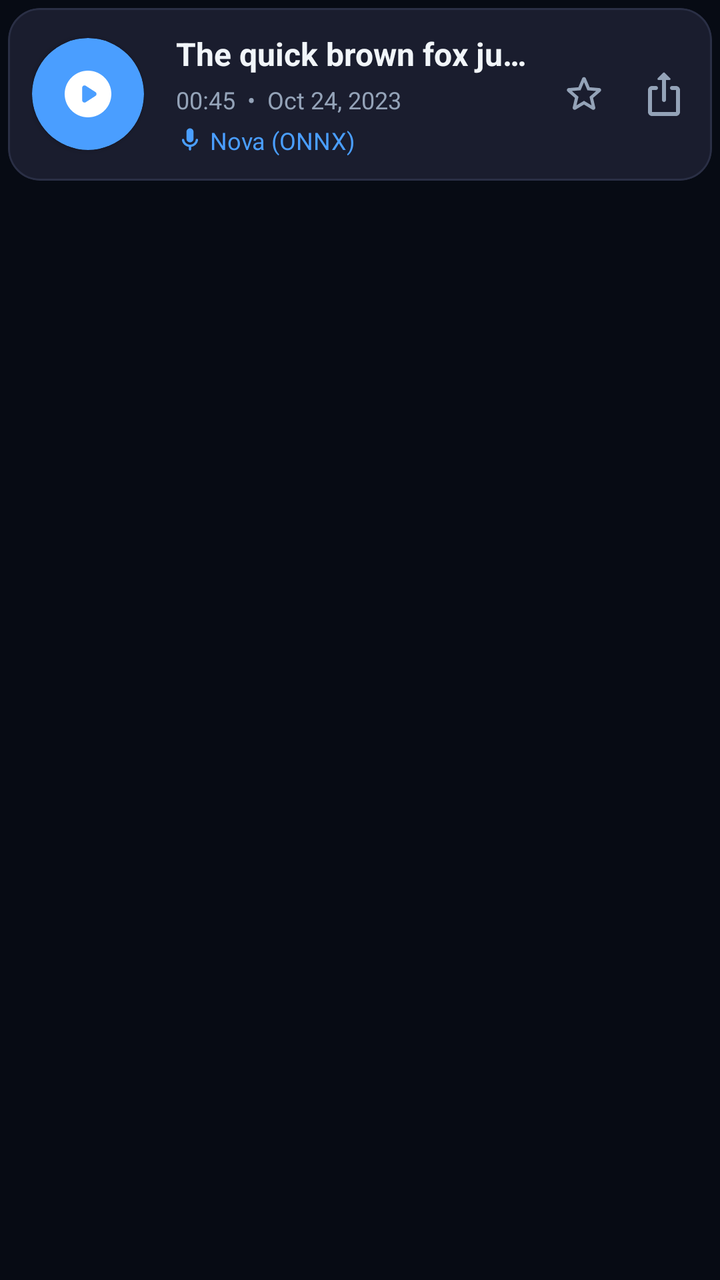
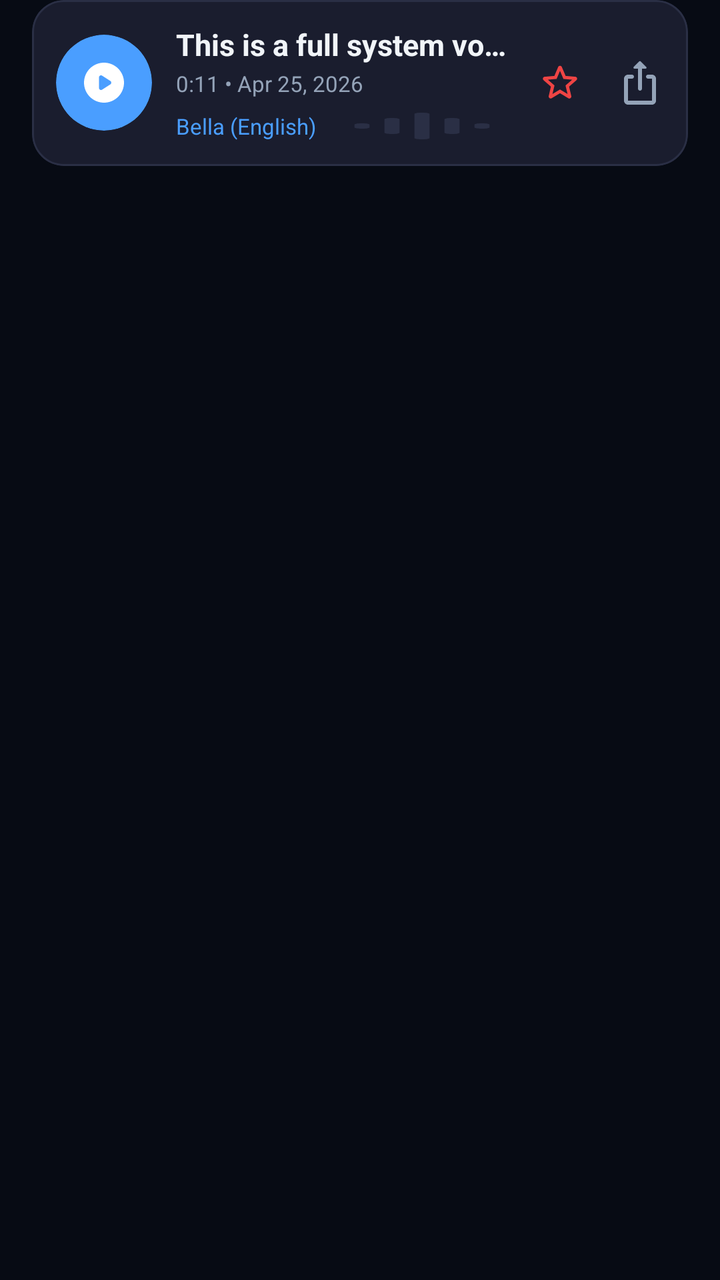

Screens rendered from an Android XML layout before and after an edit, with the pre-edit source and the edit as a unified diff.
<!-- AndroidManifest.xml: application theme AppTheme -->
<!-- res/layout/item_history.xml -->
<LinearLayout
	xmlns:android="http://schemas.android.com/apk/res/android"
	xmlns:app="http://schemas.android.com/apk/res-auto"
	xmlns:tools="http://schemas.android.com/tools"
	android:layout_width="match_parent"
	android:layout_height="wrap_content"
	android:orientation="vertical">
	
	<com.google.android.material.card.MaterialCardView
		android:id="@+id/cardview6"
		android:layout_width="match_parent"
		android:layout_height="wrap_content"
		android:layout_marginLeft="4dp"
		android:layout_marginTop="4dp"
		android:layout_marginRight="4dp"
		android:layout_marginBottom="8dp"
		app:cardBackgroundColor="#1A1D2E"
		app:cardCornerRadius="16dp"
		app:strokeColor="#2A2F45"
		app:strokeWidth="1dp"
		app:cardElevation="0dp">
		
		<RelativeLayout
			android:id="@+id/relativelayout4"
			android:layout_width="match_parent"
			android:layout_height="wrap_content"
			android:padding="12dp">
			
			<com.google.android.material.card.MaterialCardView
				android:id="@+id/btn_play_item"
				android:layout_width="56dp"
				android:layout_height="56dp"
				app:cardBackgroundColor="#4A9EFF"
				app:cardCornerRadius="28dp"
				app:strokeWidth="0dp"
				app:cardElevation="2dp"
				android:background="?attr/selectableItemBackground"
				android:layout_centerVertical="true">
				
				<ImageView
					android:id="@+id/img_play_pause"
					android:layout_width="match_parent"
					android:layout_height="match_parent"
					android:padding="14dp"
					android:src="@drawable/icon_play_circle"
					android:scaleType="fitXY"
					android:focusable="false"
					app:tint="#FFFFFF" />
			</com.google.android.material.card.MaterialCardView>
			
			<ImageView
				android:id="@+id/btn_share"
				android:layout_width="24dp"
				android:layout_height="24dp"
				android:src="@drawable/icon_ios_share"
				android:scaleType="fitXY"
				android:focusable="false"
				app:tint="#94A3B8"
				android:background="?attr/selectableItemBackground"
				android:layout_alignParentEnd="true"
				android:layout_centerVertical="true" />
				
			<ImageView
				android:id="@+id/btn_favorite"
				android:layout_width="24dp"
				android:layout_height="24dp"
				android:src="@drawable/icon_favorite_outline"
				android:scaleType="fitXY"
				android:focusable="false"
				android:layout_marginEnd="16dp"
				app:tint="#94A3B8"
				android:background="?attr/selectableItemBackground"
				android:layout_toStartOf="@id/btn_share"
				android:layout_centerVertical="true" />
				
			<LinearLayout
				android:id="@+id/linear9"
				android:layout_width="match_parent"
				android:layout_height="wrap_content"
				android:orientation="vertical"
				android:layout_marginStart="16dp"
				android:layout_marginEnd="16dp"
				android:layout_toStartOf="@id/btn_favorite"
				android:layout_toEndOf="@id/btn_play_item"
				android:layout_centerVertical="true">
				
				<TextView
					android:id="@+id/txt_title"
					android:layout_width="match_parent"
					android:layout_height="wrap_content"
					android:text="The quick brown fox ju..."
					android:textSize="16sp"
					android:textStyle="bold"
					android:textColor="#F1F5F9"
					android:focusable="false"
					android:ellipsize="end"
					android:maxLines="1" />
					
				<TextView
					android:id="@+id/txt_meta"
					android:layout_width="wrap_content"
					android:layout_height="wrap_content"
					android:layout_marginTop="4dp"
					android:text="00:45  •  Oct 24, 2023"
					android:textSize="12sp"
					android:textColor="#94A3B8"
					android:focusable="false" />
					
				<LinearLayout
					android:id="@+id/linear10"
					android:layout_width="wrap_content"
					android:layout_height="wrap_content"
					android:layout_marginTop="4dp"
					android:gravity="center_vertical"
					android:orientation="horizontal">
					
					<ImageView
						android:id="@+id/imageview4"
						android:layout_width="14dp"
						android:layout_height="14dp"
						android:src="@drawable/icon_mic"
						android:scaleType="fitXY"
						android:focusable="false"
						app:tint="#4A9EFF" />
						
					<TextView
						android:id="@+id/txt_voice_name"
						android:layout_width="wrap_content"
						android:layout_height="wrap_content"
						android:text="Nova (ONNX)"
						android:textSize="12sp"
						android:textColor="#4A9EFF"
						android:focusable="false"
						android:layout_marginStart="3dp"
						android:ellipsize="end"
						android:maxLines="1" />
				</LinearLayout>
			</LinearLayout>
		</RelativeLayout>
	</com.google.android.material.card.MaterialCardView>
</LinearLayout>
<!-- resources referenced by this layout -->
<resources>
  <!-- drawable icon_favorite_outline (drawable-xhdpi) -->
  <?xml version='1.0' encoding='UTF-8' standalone='yes' ?>
  <vector xmlns:android="http://schemas.android.com/apk/res/android" android:width="48dp" android:height="48dp" android:viewportWidth="24.0" android:viewportHeight="24.0"><path android:pathData="M19.65 9.04l-4.84-.42l-1.89-4.45c-.34-.81-1.5-.81-1.84 0L9.19 8.63l-4.83.41c-.88.07-1.24 1.17-.57 1.75l3.67 3.18l-1.1 4.72c-.2.86.73 1.54 1.49 1.08l4.15-2.5l4.15 2.51c.76.46 1.69-.22 1.49-1.08l-1.1-4.73l3.67-3.18c.67-.58.32-1.68-.56-1.75zM12 15.4l-3.76 2.27l1-4.28l-3.32-2.88l4.38-.38L12 6.1l1.71 4.04l4.38.38l-3.32 2.88l1 4.28L12 15.4z" android:fillColor="#94A3B8" /></vector>
  <!-- drawable icon_ios_share (drawable-xhdpi) -->
  <?xml version='1.0' encoding='UTF-8' standalone='yes' ?>
  <vector xmlns:android="http://schemas.android.com/apk/res/android" android:width="48dp" android:height="48dp" android:viewportWidth="24.0" android:viewportHeight="24.0"><path android:pathData="M18 8h-2c-.55 0-1 .45-1 1s.45 1 1 1h2v11H6V10h2c.55 0 1-.45 1-1s-.45-1-1-1H6c-1.1 0-2 .9-2 2v11c0 1.1.9 2 2 2h12c1.1 0 2-.9 2-2V10c0-1.1-.9-2-2-2z" android:fillColor="#94A3B8" /><path android:pathData="M12 16c.55 0 1-.45 1-1V5h1.79c.45 0 .67-.54.35-.85l-2.79-2.79c-.2-.2-.51-.2-.71 0L8.85 4.15a.5.5 0 0 0 .36.85H11v10c0 .55.45 1 1 1z" android:fillColor="#94A3B8" /></vector>
  <!-- drawable icon_mic (drawable-xhdpi) -->
  <?xml version='1.0' encoding='UTF-8' standalone='yes' ?>
  <vector xmlns:android="http://schemas.android.com/apk/res/android" android:width="48dp" android:height="48dp" android:viewportWidth="24.0" android:viewportHeight="24.0"><path android:pathData="M12 14c1.66 0 3-1.34 3-3V5c0-1.66-1.34-3-3-3S9 3.34 9 5v6c0 1.66 1.34 3 3 3zm5.91-3c-.49 0-.9.36-.98.85C16.52 14.2 14.47 16 12 16s-4.52-1.8-4.93-4.15a.998.998 0 0 0-.98-.85c-.61 0-1.09.54-1 1.14c.49 3 2.89 5.35 5.91 5.78V20c0 .55.45 1 1 1s1-.45 1-1v-2.08a6.993 6.993 0 0 0 5.91-5.78c.1-.6-.39-1.14-1-1.14z" android:fillColor="#94A3B8" /></vector>
  <!-- drawable icon_play_circle (drawable-xhdpi) -->
  <?xml version='1.0' encoding='UTF-8' standalone='yes' ?>
  <vector xmlns:android="http://schemas.android.com/apk/res/android" android:width="48dp" android:height="48dp" android:viewportWidth="24.0" android:viewportHeight="24.0"><path android:pathData="M12 2C6.48 2 2 6.48 2 12s4.48 10 10 10s10-4.48 10-10S17.52 2 12 2zM9.5 14.67V9.33c0-.79.88-1.27 1.54-.84l4.15 2.67a1 1 0 0 1 0 1.68l-4.15 2.67c-.66.43-1.54-.05-1.54-.84z" android:fillColor="#94A3B8" /></vector>
  <color name="colorPrimary">#00E5FF</color>
  <color name="colorOnPrimary">#F8FAFC</color>
  <color name="colorSecondary">#2979FF</color>
  <color name="colorSurface">#121826</color>
  <color name="colorSurfaceVariant">#1A2234</color>
  <color name="colorOnSurface">#F8FAFC</color>
  <color name="colorOnBackground">#F8FAFC</color>
  <color name="colorAccent">#00E5FF</color>
  <color name="colorBackground">#070B14</color>
  <!-- unchanged entries left out for length: 1 -->
</resources>

<!-- the commit's change to res/layout/item_history.xml (unified diff, before → after) -->
@@ -4,136 +4,133 @@
 	xmlns:tools="http://schemas.android.com/tools"
 	android:layout_width="match_parent"
 	android:layout_height="wrap_content"
-	android:orientation="vertical">
-	
+	android:orientation="vertical"
+	android:paddingBottom="8dp">
+
 	<com.google.android.material.card.MaterialCardView
 		android:id="@+id/cardview6"
 		android:layout_width="match_parent"
 		android:layout_height="wrap_content"
-		android:layout_marginLeft="4dp"
-		android:layout_marginTop="4dp"
-		android:layout_marginRight="4dp"
-		android:layout_marginBottom="8dp"
+		android:layout_marginHorizontal="16dp"
 		app:cardBackgroundColor="#1A1D2E"
 		app:cardCornerRadius="16dp"
 		app:strokeColor="#2A2F45"
 		app:strokeWidth="1dp"
 		app:cardElevation="0dp">
-		
+
 		<RelativeLayout
-			android:id="@+id/relativelayout4"
 			android:layout_width="match_parent"
 			android:layout_height="wrap_content"
 			android:padding="12dp">
+
 			
 			<com.google.android.material.card.MaterialCardView
 				android:id="@+id/btn_play_item"
-				android:layout_width="56dp"
-				android:layout_height="56dp"
+				android:layout_width="48dp"
+				android:layout_height="48dp"
+				android:layout_centerVertical="true"
 				app:cardBackgroundColor="#4A9EFF"
-				app:cardCornerRadius="28dp"
+				app:cardCornerRadius="24dp"
 				app:strokeWidth="0dp"
-				app:cardElevation="2dp"
-				android:background="?attr/selectableItemBackground"
-				android:layout_centerVertical="true">
+				app:cardElevation="0dp">
 				
 				<ImageView
 					android:id="@+id/img_play_pause"
 					android:layout_width="match_parent"
 					android:layout_height="match_parent"
-					android:padding="14dp"
+					android:padding="12dp"
 					android:src="@drawable/icon_play_circle"
-					android:scaleType="fitXY"
-					android:focusable="false"
+					android:scaleType="fitCenter"
 					app:tint="#FFFFFF" />
 			</com.google.android.material.card.MaterialCardView>
+
 			
 			<ImageView
 				android:id="@+id/btn_share"
 				android:layout_width="24dp"
 				android:layout_height="24dp"
+				android:layout_alignParentEnd="true"
+				android:layout_centerVertical="true"
 				android:src="@drawable/icon_ios_share"
-				android:scaleType="fitXY"
-				android:focusable="false"
+				android:scaleType="fitCenter"
 				app:tint="#94A3B8"
-				android:background="?attr/selectableItemBackground"
-				android:layout_alignParentEnd="true"
-				android:layout_centerVertical="true" />
-				
+				android:background="?attr/selectableItemBackground" />
+
+			
 			<ImageView
 				android:id="@+id/btn_favorite"
 				android:layout_width="24dp"
 				android:layout_height="24dp"
+				android:layout_marginEnd="16dp"
+				android:layout_toStartOf="@id/btn_share"
+				android:layout_centerVertical="true"
 				android:src="@drawable/icon_favorite_outline"
-				android:scaleType="fitXY"
-				android:focusable="false"
-				android:layout_marginEnd="16dp"
-				app:tint="#94A3B8"
-				android:background="?attr/selectableItemBackground"
-				android:layout_toStartOf="@id/btn_share"
-				android:layout_centerVertical="true" />
-				
+				android:scaleType="fitCenter"
+				app:tint="#EF4444"
+				android:background="?attr/selectableItemBackground" />
+
+			
 			<LinearLayout
-				android:id="@+id/linear9"
 				android:layout_width="match_parent"
 				android:layout_height="wrap_content"
 				android:orientation="vertical"
-				android:layout_marginStart="16dp"
-				android:layout_marginEnd="16dp"
+				android:layout_marginStart="12dp"
+				android:layout_marginEnd="12dp"
 				android:layout_toStartOf="@id/btn_favorite"
 				android:layout_toEndOf="@id/btn_play_item"
 				android:layout_centerVertical="true">
+
 				
 				<TextView
 					android:id="@+id/txt_title"
 					android:layout_width="match_parent"
 					android:layout_height="wrap_content"
-					android:text="The quick brown fox ju..."
-					android:textSize="16sp"
+					android:text="This is a full system voice test..."
+					android:textSize="15sp"
 					android:textStyle="bold"
 					android:textColor="#F1F5F9"
-					android:focusable="false"
 					android:ellipsize="end"
 					android:maxLines="1" />
-					
+
+				
 				<TextView
 					android:id="@+id/txt_meta"
 					android:layout_width="wrap_content"
 					android:layout_height="wrap_content"
-					android:layout_marginTop="4dp"
-					android:text="00:45  •  Oct 24, 2023"
-					android:textSize="12sp"
-					android:textColor="#94A3B8"
-					android:focusable="false" />
-					
+					android:layout_marginTop="2dp"
+					android:text="0:11 • Apr 25, 2026"
+					android:textSize="11sp"
+					android:textColor="#94A3B8" />
+
+				
 				<LinearLayout
-					android:id="@+id/linear10"
-					android:layout_width="wrap_content"
+					android:layout_width="match_parent"
 					android:layout_height="wrap_content"
-					android:layout_marginTop="4dp"
+					android:layout_marginTop="6dp"
 					android:gravity="center_vertical"
 					android:orientation="horizontal">
+
 					
-					<ImageView
-						android:id="@+id/imageview4"
-						android:layout_width="14dp"
-						android:layout_height="14dp"
-						android:src="@drawable/icon_mic"
-						android:scaleType="fitXY"
-						android:focusable="false"
-						app:tint="#4A9EFF" />
-						
 					<TextView
 						android:id="@+id/txt_voice_name"
 						android:layout_width="wrap_content"
 						android:layout_height="wrap_content"
-						android:text="Nova (ONNX)"
-						android:textSize="12sp"
+						android:text="Bella (English)"
+						android:textSize="11sp"
 						android:textColor="#4A9EFF"
-						android:focusable="false"
-						android:layout_marginStart="3dp"
 						android:ellipsize="end"
-						android:maxLines="1" />
+						android:maxLines="1"
+						android:layout_marginEnd="8dp"/>
+						
+					
+					<ImageView
+						android:layout_width="0dp"
+						android:layout_height="16dp"
+						android:layout_weight="1"
+						android:src="@drawable/icon_graphic_eq"
+						android:scaleType="fitXY"
+						app:tint="#2A2F45" />
+
 				</LinearLayout>
 			</LinearLayout>
 		</RelativeLayout>
<!-- resource entries referenced after the edit -->
@@ -3,12 +3,12 @@
   <!-- drawable icon_favorite_outline (drawable-xhdpi) -->
   <?xml version='1.0' encoding='UTF-8' standalone='yes' ?>
   <vector xmlns:android="http://schemas.android.com/apk/res/android" android:width="48dp" android:height="48dp" android:viewportWidth="24.0" android:viewportHeight="24.0"><path android:pathData="M19.65 9.04l-4.84-.42l-1.89-4.45c-.34-.81-1.5-.81-1.84 0L9.19 8.63l-4.83.41c-.88.07-1.24 1.17-.57 1.75l3.67 3.18l-1.1 4.72c-.2.86.73 1.54 1.49 1.08l4.15-2.5l4.15 2.51c.76.46 1.69-.22 1.49-1.08l-1.1-4.73l3.67-3.18c.67-.58.32-1.68-.56-1.75zM12 15.4l-3.76 2.27l1-4.28l-3.32-2.88l4.38-.38L12 6.1l1.71 4.04l4.38.38l-3.32 2.88l1 4.28L12 15.4z" android:fillColor="#94A3B8" /></vector>
+  <!-- drawable icon_graphic_eq (drawable-xhdpi) -->
+  <?xml version='1.0' encoding='UTF-8' standalone='yes' ?>
+  <vector xmlns:android="http://schemas.android.com/apk/res/android" android:width="48dp" android:height="48dp" android:viewportWidth="24.0" android:viewportHeight="24.0"><path android:pathData="M8 18c.55 0 1-.45 1-1V7c0-.55-.45-1-1-1s-1 .45-1 1v10c0 .55.45 1 1 1zm4 4c.55 0 1-.45 1-1V3c0-.55-.45-1-1-1s-1 .45-1 1v18c0 .55.45 1 1 1zm-8-8c.55 0 1-.45 1-1v-2c0-.55-.45-1-1-1s-1 .45-1 1v2c0 .55.45 1 1 1zm12 4c.55 0 1-.45 1-1V7c0-.55-.45-1-1-1s-1 .45-1 1v10c0 .55.45 1 1 1zm3-7v2c0 .55.45 1 1 1s1-.45 1-1v-2c0-.55-.45-1-1-1s-1 .45-1 1z" android:fillColor="#94A3B8" /></vector>
   <!-- drawable icon_ios_share (drawable-xhdpi) -->
   <?xml version='1.0' encoding='UTF-8' standalone='yes' ?>
   <vector xmlns:android="http://schemas.android.com/apk/res/android" android:width="48dp" android:height="48dp" android:viewportWidth="24.0" android:viewportHeight="24.0"><path android:pathData="M18 8h-2c-.55 0-1 .45-1 1s.45 1 1 1h2v11H6V10h2c.55 0 1-.45 1-1s-.45-1-1-1H6c-1.1 0-2 .9-2 2v11c0 1.1.9 2 2 2h12c1.1 0 2-.9 2-2V10c0-1.1-.9-2-2-2z" android:fillColor="#94A3B8" /><path android:pathData="M12 16c.55 0 1-.45 1-1V5h1.79c.45 0 .67-.54.35-.85l-2.79-2.79c-.2-.2-.51-.2-.71 0L8.85 4.15a.5.5 0 0 0 .36.85H11v10c0 .55.45 1 1 1z" android:fillColor="#94A3B8" /></vector>
-  <!-- drawable icon_mic (drawable-xhdpi) -->
-  <?xml version='1.0' encoding='UTF-8' standalone='yes' ?>
-  <vector xmlns:android="http://schemas.android.com/apk/res/android" android:width="48dp" android:height="48dp" android:viewportWidth="24.0" android:viewportHeight="24.0"><path android:pathData="M12 14c1.66 0 3-1.34 3-3V5c0-1.66-1.34-3-3-3S9 3.34 9 5v6c0 1.66 1.34 3 3 3zm5.91-3c-.49 0-.9.36-.98.85C16.52 14.2 14.47 16 12 16s-4.52-1.8-4.93-4.15a.998.998 0 0 0-.98-.85c-.61 0-1.09.54-1 1.14c.49 3 2.89 5.35 5.91 5.78V20c0 .55.45 1 1 1s1-.45 1-1v-2.08a6.993 6.993 0 0 0 5.91-5.78c.1-.6-.39-1.14-1-1.14z" android:fillColor="#94A3B8" /></vector>
   <!-- drawable icon_play_circle (drawable-xhdpi) -->
   <?xml version='1.0' encoding='UTF-8' standalone='yes' ?>
   <vector xmlns:android="http://schemas.android.com/apk/res/android" android:width="48dp" android:height="48dp" android:viewportWidth="24.0" android:viewportHeight="24.0"><path android:pathData="M12 2C6.48 2 2 6.48 2 12s4.48 10 10 10s10-4.48 10-10S17.52 2 12 2zM9.5 14.67V9.33c0-.79.88-1.27 1.54-.84l4.15 2.67a1 1 0 0 1 0 1.68l-4.15 2.67c-.66.43-1.54-.05-1.54-.84z" android:fillColor="#94A3B8" /></vector>
